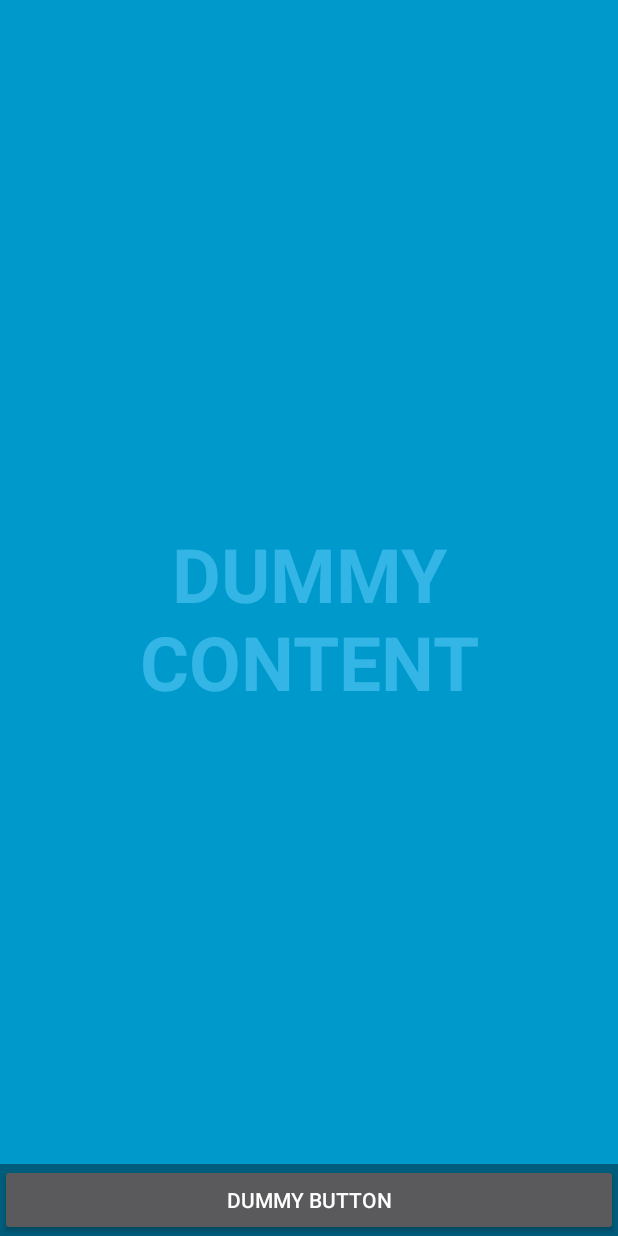
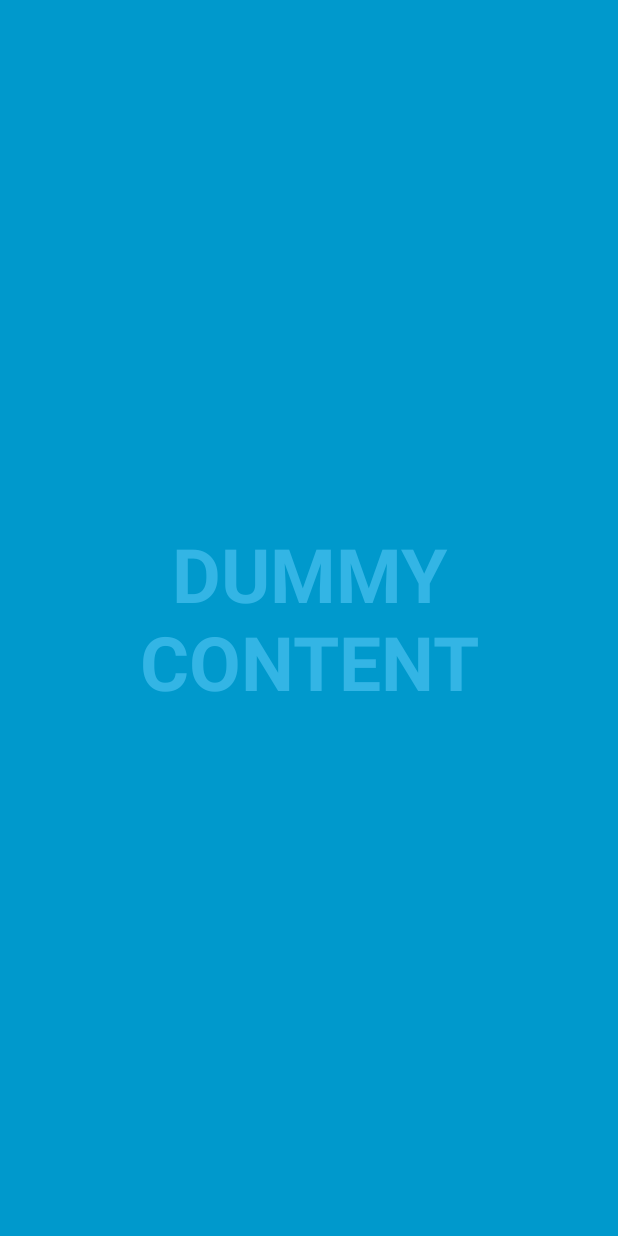
Before and after one commit to Geoffery10/Tangent, an Android app: the layout activity_fullscreen.xml on its own in the app's theme, with its tools: preview values and no code run, on a phone screen of 412 x 824 dp. Run offline under Robolectric (Android 15) with nearby library versions, the phone set to English and light mode, and no system bars.

Commit message:
Updated Sounds

```diff
--- a/app/src/main/res/layout/activity_fullscreen.xml
+++ b/app/src/main/res/layout/activity_fullscreen.xml
@@ -32,16 +32,7 @@
             android:layout_gravity="bottom|center_horizontal"
             android:background="@color/black_overlay"
             android:orientation="horizontal"
-            tools:ignore="UselessParent">
-
-            <Button android:id="@+id/btn_test"
-                style="?metaButtonBarButtonStyle"
-                android:layout_width="0dp"
-                android:layout_height="wrap_content"
-                android:layout_weight="1"
-                android:text="@string/dummy_button" />
-
-        </LinearLayout>
+            tools:ignore="UselessParent"/>
     </FrameLayout>
 
 </FrameLayout>
```
Also changed, not shown: app/src/main/res/raw/sound goes here.txt (added).
